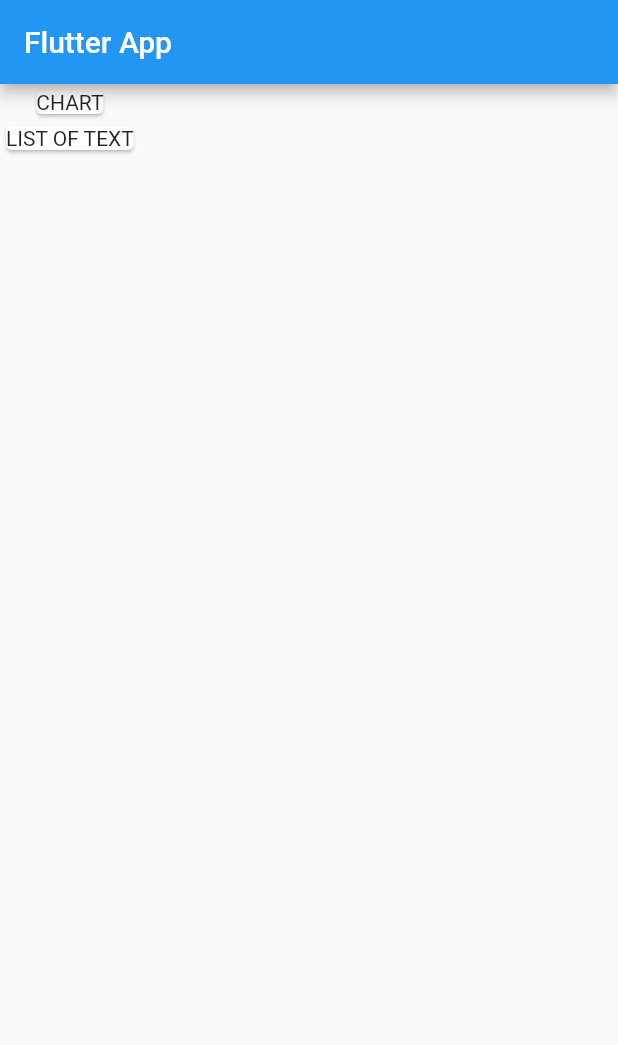
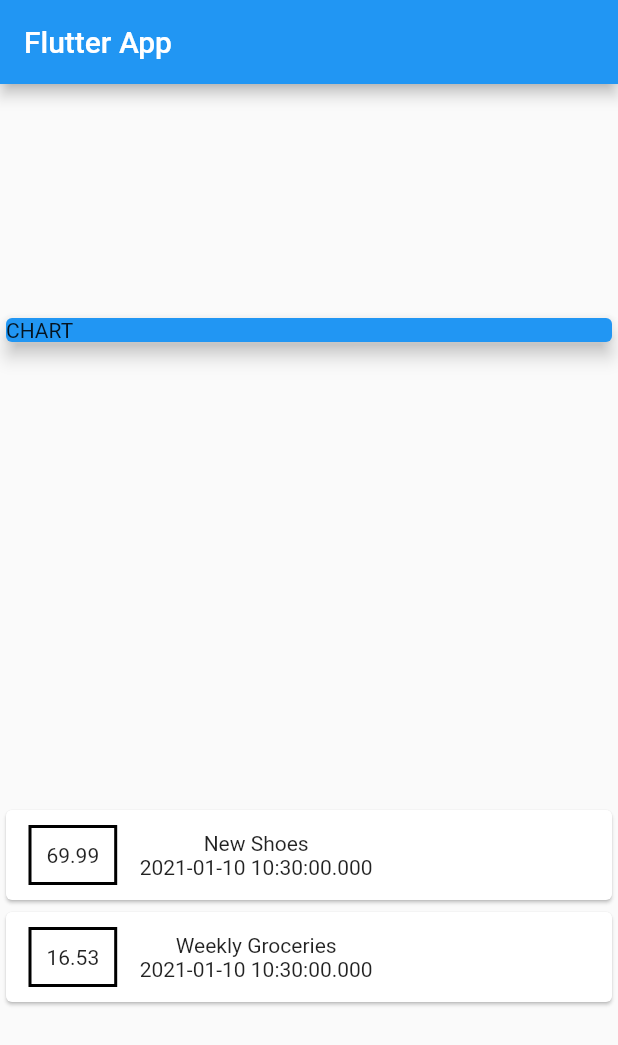
Before and after one commit to darkspace-coder/EXPENSES_APP, a Flutter app: the screen it shows after launch, on a phone screen of 412 x 824 dp. Shown: the top 1045 px of the screen. Run offline on Flutter 3.47's test engine with Material 2 defaults, Android fonts, the phone set to English and light mode, and no system bars.

Commit message:
Start project, Basics added

```diff
--- a/lib/main.dart
+++ b/lib/main.dart
@@ -1,4 +1,6 @@
 import 'package:flutter/material.dart';
+
+import './transaction.dart';
 
 void main() => runApp(MyApp());
 
@@ -13,6 +15,21 @@ class MyApp extends StatelessWidget {
 }
 
 class MyHomePage extends StatelessWidget {
+  final List<Transaction> transactions = [
+    Transaction(
+      id: 't1',
+      title: 'New Shoes',
+      amount: 69.99,
+      date: DateTime.now(),
+    ),
+    Transaction(
+      id: 't2',
+      title: 'Weekly Groceries',
+      amount: 16.53,
+      date: DateTime.now(),
+    )
+  ];
+
   @override
   Widget build(BuildContext context) {
     return Scaffold(
@@ -20,14 +37,55 @@ class MyHomePage extends StatelessWidget {
         title: Text('Flutter App'),
       ),
       body: Column(
+        mainAxisAlignment: MainAxisAlignment.spaceAround,
+        crossAxisAlignment: CrossAxisAlignment.stretch,
         children: <Widget>[
-            Card(
+          Container(
+            width: double.infinity,
+            child: Card(
+              color: Colors.blue,
               child: Text('CHART'),
+              elevation: 5,
             ),
-            Card(
-              child: Text('LIST OF TEXT'),
+          ),
+          Column(
+            children: transactions.map(
+              (tx) {
+                return Card(
+                  child: Row(
+                    children: <Widget>[
+                      Container(
+                        decoration: BoxDecoration(
+                          border: Border.all(
+                            color: Colors.black,
+                            width: 2,
+                          ),
+                        ),
+                        margin: EdgeInsets.symmetric(
+                          vertical: 10,
+                          horizontal: 15,
+                        ),
+                        child: Text(
+                          tx.amount.toString(),
+                        ),
+                        padding: EdgeInsets.all(10),
+                      ),
+                      Column(
+                        children: <Widget>[
+                          Text(tx.title),
+                          Text(
+                            tx.date.toString(),
                           ),
                         ],
-        ));
+                      ),
+                    ],
+                  ),
+                );
+              },
+            ).toList(),
+          ),
+        ],
+      ),
+    );
   }
 }
--- /dev/null
+++ b/lib/transaction.dart
@@ -0,0 +1,14 @@
+import 'package:flutter/material.dart';
+
+class Transaction {
+  final String id;
+  final String title;
+  final double amount;
+  final DateTime date;
+
+  Transaction(
+      {@required this.id,
+      @required this.title,
+      @required this.amount,
+      @required this.date});
+}
```
Lines whose indentation alone changed are shown as unchanged.
